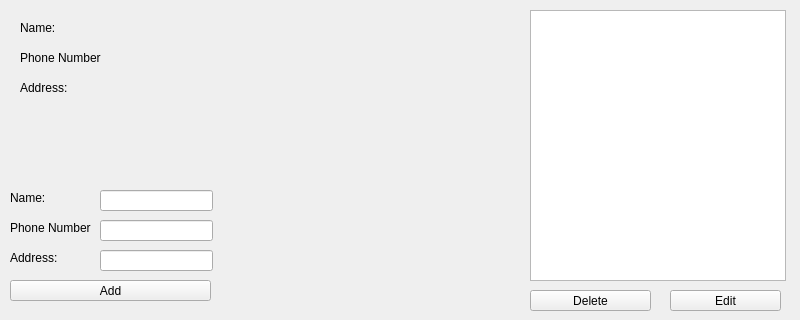
Old version of the form Source/QT_Telephone_Book/TelephoneBookMainView.ui in the repository Alper-Hamarat/QT_Telephone_Book.
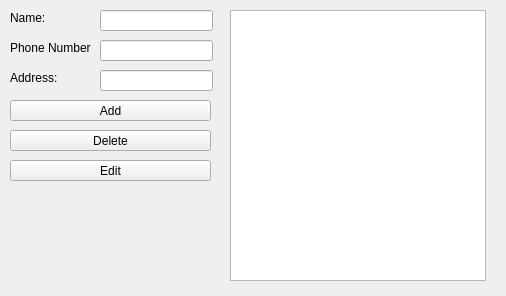
New version of the form.

Commit message: Removed adding section and combined with selecting section

What changed in the file:
```diff
--- a/Source/QT_Telephone_Book/TelephoneBookMainView.ui
+++ b/Source/QT_Telephone_Book/TelephoneBookMainView.ui
@@ -6,59 +6,20 @@
    <rect>
     <x>0</x>
     <y>0</y>
-    <width>800</width>
-    <height>320</height>
+    <width>506</width>
+    <height>296</height>
    </rect>
   </property>
   <property name="windowTitle">
    <string>TelephoneBookMainView</string>
   </property>
   <widget class="QWidget" name="centralwidget">
-   <widget class="QLabel" name="lblTelNr">
-    <property name="geometry">
-     <rect>
-      <x>100</x>
-      <y>50</y>
-      <width>81</width>
-      <height>16</height>
-     </rect>
-    </property>
-    <property name="text">
-     <string/>
-    </property>
-   </widget>
-   <widget class="QLabel" name="lblAddress">
-    <property name="geometry">
-     <rect>
-      <x>100</x>
-      <y>80</y>
-      <width>81</width>
-      <height>16</height>
-     </rect>
-    </property>
-    <property name="text">
-     <string/>
-    </property>
-   </widget>
-   <widget class="QLabel" name="lblName">
-    <property name="geometry">
-     <rect>
-      <x>100</x>
-      <y>20</y>
-      <width>81</width>
-      <height>16</height>
-     </rect>
-    </property>
-    <property name="text">
-     <string/>
-    </property>
-   </widget>
    <widget class="QPushButton" name="btnEdit">
     <property name="geometry">
      <rect>
-      <x>670</x>
-      <y>290</y>
-      <width>111</width>
+      <x>10</x>
+      <y>160</y>
+      <width>201</width>
       <height>21</height>
      </rect>
     </property>
@@ -69,9 +30,9 @@
    <widget class="QPushButton" name="btnDelete">
     <property name="geometry">
      <rect>
-      <x>530</x>
-      <y>290</y>
-      <width>121</width>
+      <x>10</x>
+      <y>130</y>
+      <width>201</width>
       <height>21</height>
      </rect>
     </property>
@@ -82,57 +43,18 @@
    <widget class="QListWidget" name="listEntries">
     <property name="geometry">
      <rect>
-      <x>530</x>
+      <x>230</x>
       <y>10</y>
       <width>256</width>
       <height>271</height>
      </rect>
     </property>
    </widget>
-   <widget class="QLabel" name="lblName_2">
-    <property name="geometry">
-     <rect>
-      <x>20</x>
-      <y>20</y>
-      <width>81</width>
-      <height>16</height>
-     </rect>
-    </property>
-    <property name="text">
-     <string>Name:</string>
-    </property>
-   </widget>
-   <widget class="QLabel" name="lblAddress_2">
-    <property name="geometry">
-     <rect>
-      <x>20</x>
-      <y>80</y>
-      <width>81</width>
-      <height>16</height>
-     </rect>
-    </property>
-    <property name="text">
-     <string>Address:</string>
-    </property>
-   </widget>
-   <widget class="QLabel" name="lblTelNr_2">
-    <property name="geometry">
-     <rect>
-      <x>20</x>
-      <y>50</y>
-      <width>81</width>
-      <height>16</height>
-     </rect>
-    </property>
-    <property name="text">
-     <string>Phone Number</string>
-    </property>
-   </widget>
    <widget class="QLabel" name="lblTelNr_3">
     <property name="geometry">
      <rect>
       <x>10</x>
-      <y>220</y>
+      <y>40</y>
       <width>81</width>
       <height>16</height>
      </rect>
@@ -145,7 +67,7 @@
     <property name="geometry">
      <rect>
       <x>10</x>
-      <y>190</y>
+      <y>10</y>
       <width>81</width>
       <height>16</height>
      </rect>
@@ -158,7 +80,7 @@
     <property name="geometry">
      <rect>
       <x>10</x>
-      <y>250</y>
+      <y>70</y>
       <width>81</width>
       <height>16</height>
      </rect>
@@ -171,7 +93,7 @@
     <property name="geometry">
      <rect>
       <x>10</x>
-      <y>280</y>
+      <y>100</y>
       <width>201</width>
       <height>21</height>
      </rect>
@@ -184,7 +106,7 @@
     <property name="geometry">
      <rect>
       <x>100</x>
-      <y>190</y>
+      <y>10</y>
       <width>113</width>
       <height>21</height>
      </rect>
@@ -194,7 +116,7 @@
     <property name="geometry">
      <rect>
       <x>100</x>
-      <y>220</y>
+      <y>40</y>
       <width>113</width>
       <height>21</height>
      </rect>
@@ -204,7 +126,7 @@
     <property name="geometry">
      <rect>
       <x>100</x>
-      <y>250</y>
+      <y>70</y>
       <width>113</width>
       <height>21</height>
      </rect>
```
The commit also changes 1 other file.
